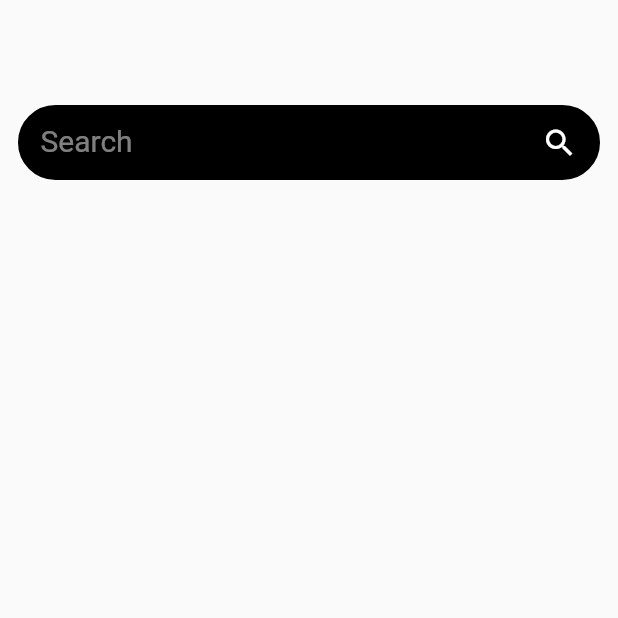
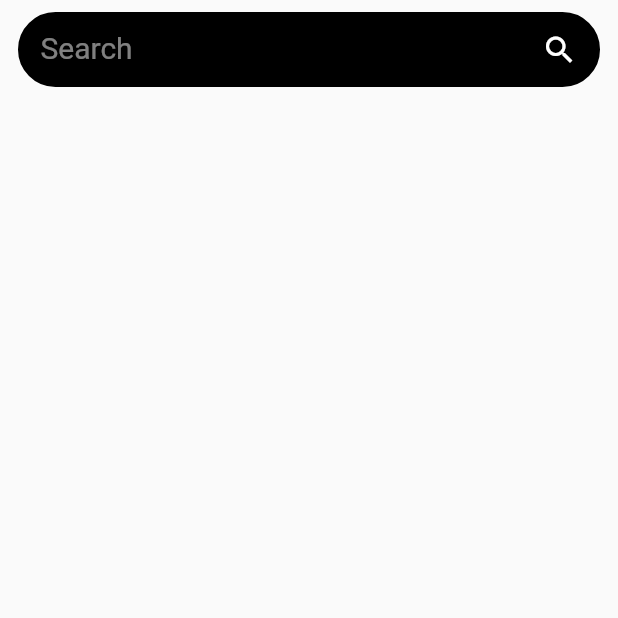
Before and after one commit to polokoio456/FlutterGithubSearch, a Flutter app: the screen it shows after launch, on a phone screen of 412 x 824 dp, the top half of it. Run offline on Flutter 3.47's test engine with Material 2 defaults, Android fonts, the phone set to English and light mode, and no system bars; our stand-ins replace dio, fluttertoast, rxdart; generated files the repository leaves out were written again.

Commit message:
refactor: modify ui

```diff
--- a/lib/main/my_home_page.view.dart
+++ b/lib/main/my_home_page.view.dart
@@ -13,15 +13,17 @@ class MyHomePageStateWidgetBuilder {
   MyHomePageStateWidgetBuilder(this.state);
 
   Widget sceneWidget(BuildContext context) => Scaffold(
-      body: Container(
+      body: SafeArea(
+        child: Container(
             child: Column(
               children:[
-              SizedBox(height: 70.0),
+                SizedBox(height: 8.0),
                 _keywordTextField,
                 SizedBox(height: 8.0),
                 _githubListView(context)
               ],
             )
+        ),
       )
   );
 
```
Lines whose indentation alone changed are shown as unchanged.
